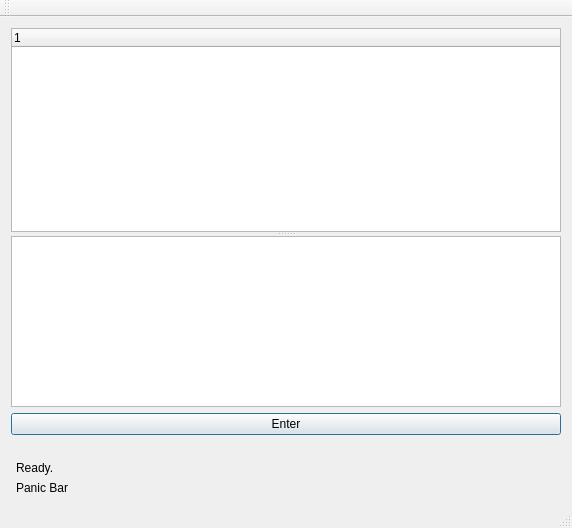
Old version of the form You-GUI/yougui.ui in the repository cs2103aug2014-w10-1c/main.
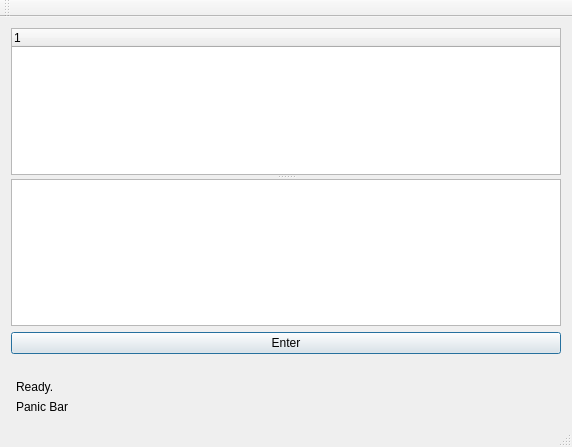
New version of the form. Icons and pictures are not drawn.

Commit message: Dependency highlighting

Patch:
```diff
--- a/You-GUI/yougui.ui
+++ b/You-GUI/yougui.ui
@@ -7,7 +7,7 @@
     <x>0</x>
     <y>0</y>
     <width>572</width>
-    <height>528</height>
+    <height>447</height>
    </rect>
   </property>
   <property name="windowTitle">
```
Left out of the diff: 3 changed lines with no effect on the pictures. The commit also changes 2 other files.
